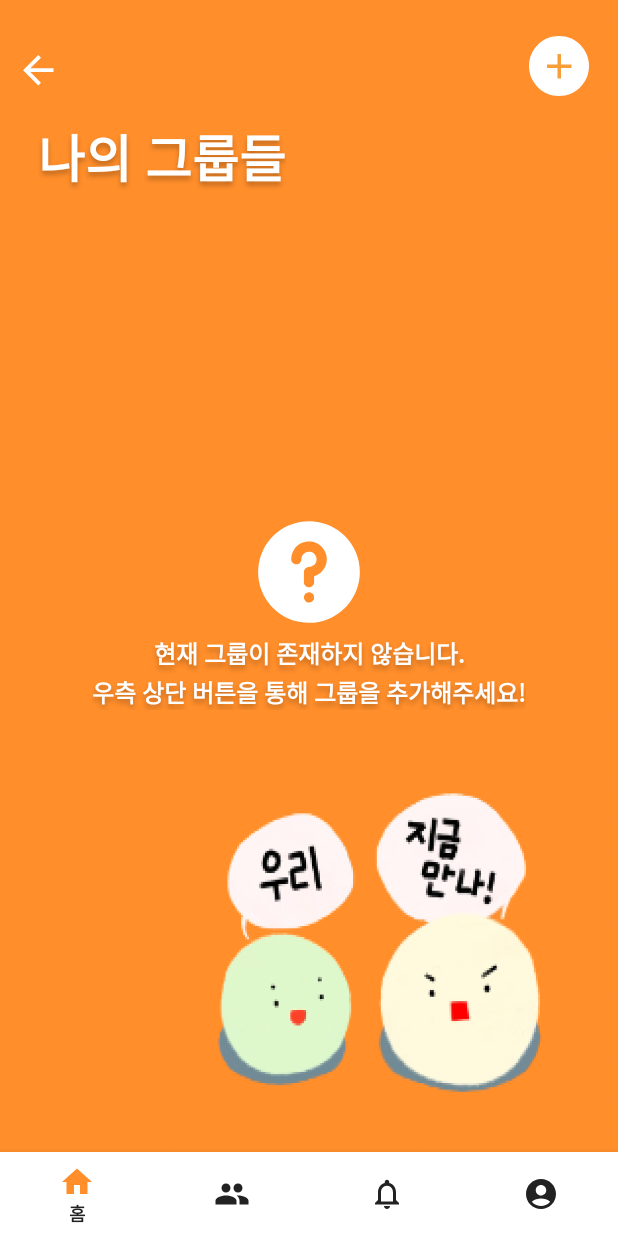
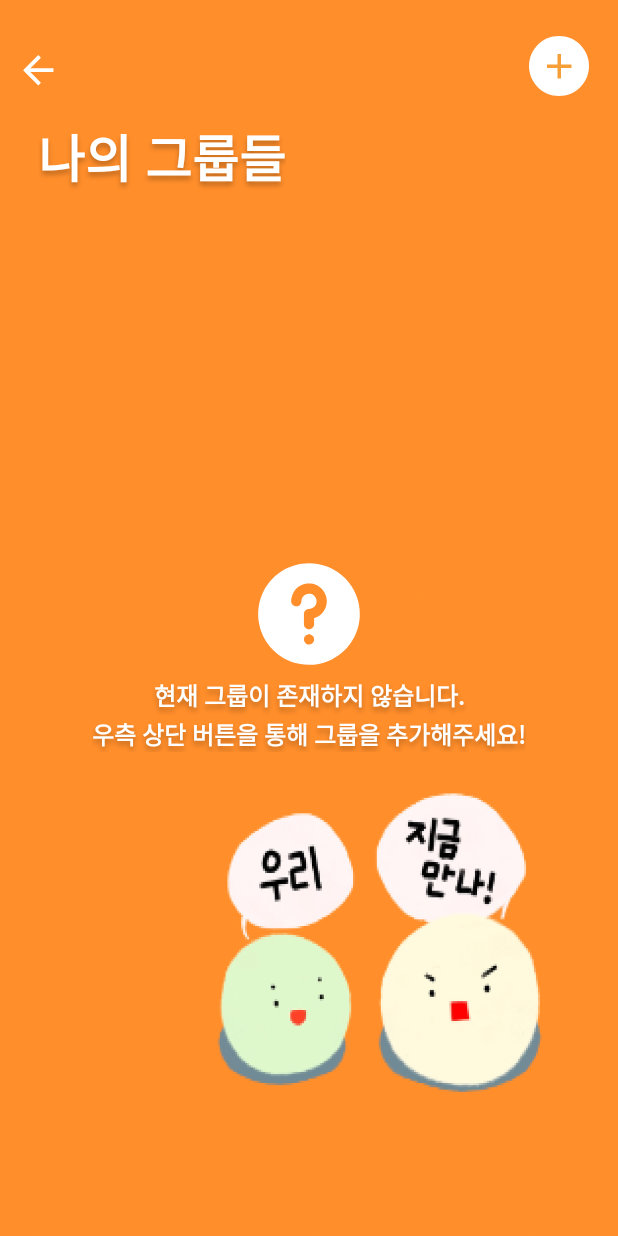
Before and after one commit to WooManSi/WooManSi_Android, an Android app: the layout fragment_group_main.xml on its own in the app's theme, with its tools: preview values and no code run, on a phone screen of 412 x 824 dp. Run offline under Robolectric (Android 15) with nearby library versions, the phone set to English and light mode, and no system bars.

Commit message:
refactor: 기존 그룹메인화면 레이아웃에 남아있던 바텀네비게이션 코드 잔재 삭제

```diff
--- a/app/src/main/res/layout/activity_group_main.xml
+++ b/app/src/main/res/layout/fragment_group_main.xml
@@ -9,8 +9,7 @@
     <LinearLayout
         android:layout_width="match_parent"
         android:layout_height="match_parent"
-        android:orientation="vertical"
-        android:layout_above="@id/bottom_nav">
+        android:orientation="vertical">
 
         <RelativeLayout
             android:layout_width="match_parent"
@@ -79,13 +78,4 @@
 
     </LinearLayout>
 
-    <com.google.android.material.bottomnavigation.BottomNavigationView
-      android:id="@+id/bottom_nav"
-      android:layout_width="match_parent"
-      android:layout_height="wrap_content"
-      android:layout_alignParentBottom="true"
-      app:menu="@menu/menu_main"
-      app:itemIconTint="@color/selector_menu_color"
-      app:itemTextColor="#222222"/>
-
 </RelativeLayout>
```
